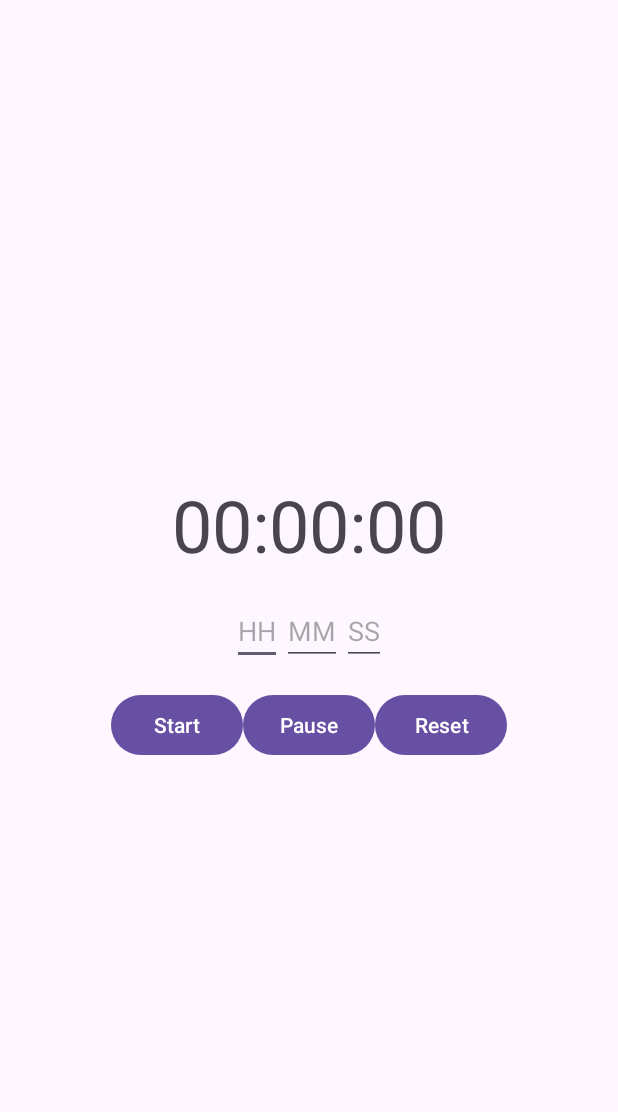
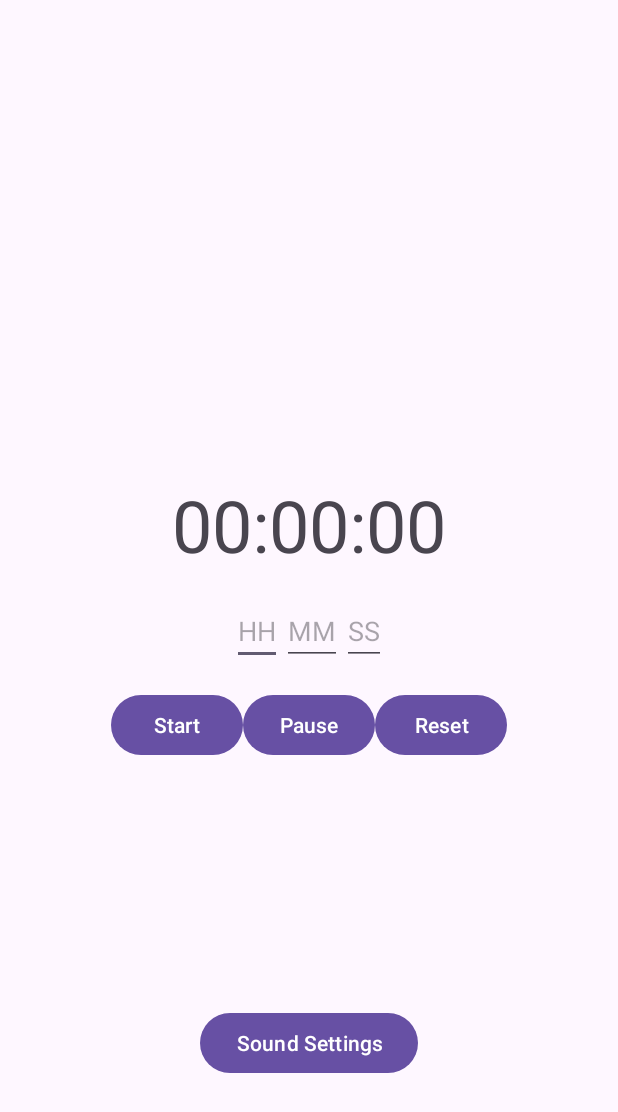
Before and after one commit to deepthi-jayanth/Timer_Project, an Android app: the screen it shows after launch (home), on a phone screen of 412 x 824 dp. Shown: the top 1112 px of the screen. Run offline under Robolectric (Android 15) with nearby library versions, the phone set to English and light mode, and no system bars.

Commit message:
Updated files

```diff
--- a/app/src/main/AndroidManifest.xml
+++ b/app/src/main/AndroidManifest.xml
@@ -12,6 +12,9 @@
         android:supportsRtl="true"
         android:theme="@style/Theme.Timer_Project"
         tools:targetApi="31">
+        <activity
+            android:name=".history"
+            android:exported="false" />
         <activity
             android:name=".sound"
             android:exported="false" />
--- a/app/src/main/java/me/deepthi/timer_project/home.java
+++ b/app/src/main/java/me/deepthi/timer_project/home.java
@@ -1,5 +1,6 @@
 package me.deepthi.timer_project;
 
+import android.content.Intent;
 import android.content.SharedPreferences;
 import android.media.MediaPlayer;
 import android.os.Bundle;
@@ -20,7 +21,7 @@ public class home extends AppCompatActivity {
 
     private TextView timerDisplay;
     private EditText inputHours, inputMinutes, inputSeconds;
-    private Button startButton, pauseButton, resetButton;
+    private Button startButton, pauseButton, resetButton, soundSettingsButton;
     private CountDownTimer countDownTimer;
     private long timeLeftInMillis;
     private boolean timerRunning;
@@ -44,10 +45,12 @@ public class home extends AppCompatActivity {
         startButton = findViewById(R.id.startButton);
         pauseButton = findViewById(R.id.pauseButton);
         resetButton = findViewById(R.id.resetButton);
+        soundSettingsButton = findViewById(R.id.soundSettingsButton);
 
         startButton.setOnClickListener(v -> startTimer());
         pauseButton.setOnClickListener(v -> pauseTimer());
         resetButton.setOnClickListener(v -> resetTimer());
+        soundSettingsButton.setOnClickListener(v -> openSoundSettings());
     }
 
     private void startTimer() {
@@ -93,8 +96,6 @@ public class home extends AppCompatActivity {
         updateTimerDisplay();
     }
 
-
-
     private void updateTimerDisplay() {
         int hours = (int) (timeLeftInMillis / 1000) / 3600;
         int minutes = (int) ((timeLeftInMillis / 1000) % 3600) / 60;
@@ -114,4 +115,9 @@ public class home extends AppCompatActivity {
         String inputText = input.getText().toString();
         return inputText.isEmpty() ? 0 : Integer.parseInt(inputText);
     }
+
+    private void openSoundSettings() {
+        Intent intent = new Intent(this, sound.class);
+        startActivity(intent);
+    }
 }
--- a/app/src/main/res/layout/activity_home.xml
+++ b/app/src/main/res/layout/activity_home.xml
@@ -56,12 +56,17 @@
         android:id="@+id/buttonLayout"
         android:layout_width="wrap_content"
         android:layout_height="wrap_content"
-        android:orientation="horizontal"
+        android:orientation="vertical"
         app:layout_constraintTop_toBottomOf="@id/inputLayout"
         app:layout_constraintBottom_toBottomOf="parent"
         app:layout_constraintStart_toStartOf="parent"
         app:layout_constraintEnd_toEndOf="parent"
         android:layout_marginTop="16dp">
+
+        <LinearLayout
+            android:layout_width="wrap_content"
+            android:layout_height="wrap_content"
+            android:orientation="horizontal">
 
             <Button
                 android:id="@+id/startButton"
@@ -81,4 +86,16 @@
                 android:layout_height="wrap_content"
                 android:text="Reset" />
         </LinearLayout>
+
+    </LinearLayout>
+
+    <Button
+        android:id="@+id/soundSettingsButton"
+        android:layout_width="wrap_content"
+        android:layout_height="wrap_content"
+        android:layout_marginTop="164dp"
+        android:text="Sound Settings"
+        app:layout_constraintEnd_toEndOf="parent"
+        app:layout_constraintStart_toStartOf="parent"
+        app:layout_constraintTop_toBottomOf="@+id/buttonLayout" />
 </androidx.constraintlayout.widget.ConstraintLayout>
```
Also changed, not shown: app/src/main/java/me/deepthi/timer_project/history.java (added, +24 -0 lines), app/src/main/java/me/deepthi/timer_project/sound.java (+11 -0 lines), app/src/main/res/layout/activity_history.xml (added, +10 -0 lines), app/src/main/res/layout/activity_sound.xml (+10 -0 lines). Lines whose indentation alone changed are shown as unchanged.
